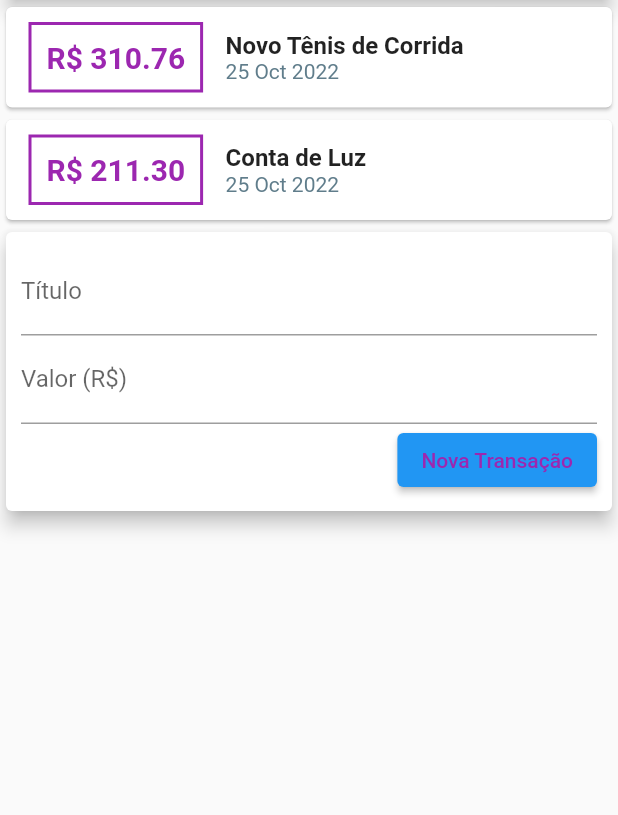
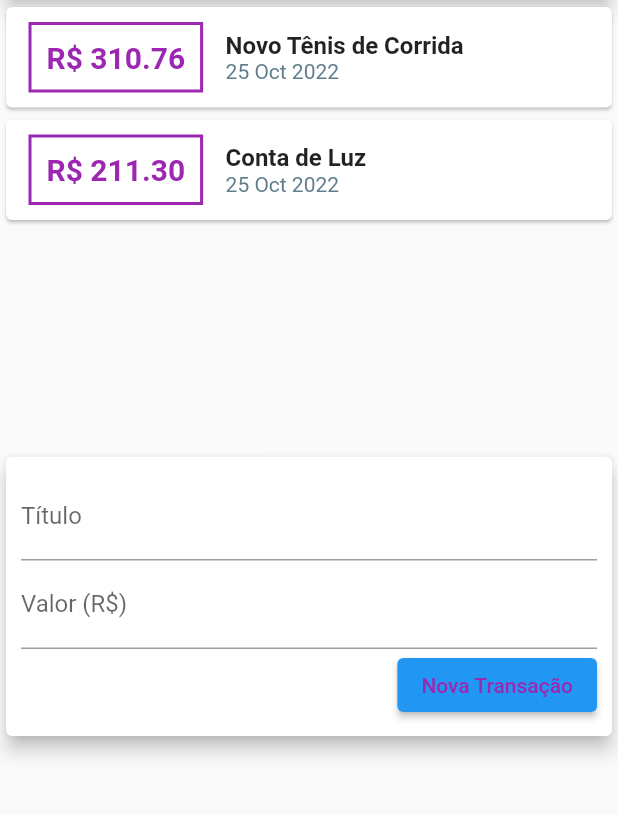
Before and after one commit to michelbaleeiro/expenses, a Flutter app: the screen it shows after launch, on a phone screen of 412 x 824 dp, the part 119-934 px from its top. Run offline on Flutter 3.47's test engine with Material 2 defaults, Android fonts, the phone set to English and light mode, and no system bars.

```diff
--- a/lib/components/transaction_list.dart
+++ b/lib/components/transaction_list.dart
@@ -13,16 +13,17 @@ class TransactionList extends StatelessWidget {
 
   @override
   Widget build(BuildContext context) {
-    return Column(
+    return SizedBox(
+      height: 300,
+      child: SingleChildScrollView(
+        child: Column(
           children: transactions.map((tr) {
             return Card(
               child: Row(
-            children: <Widget>[
-              // ignore: avoid_unnecessary_containers
+                children: [
                   Container(
-                  // ignore: prefer_const_constructors
-                  margin:
-                      const EdgeInsets.symmetric(horizontal: 15, vertical: 10),
+                      margin: const EdgeInsets.symmetric(
+                          horizontal: 15, vertical: 10),
                       decoration: BoxDecoration(
                           border: Border.all(
                         color: Colors.purple,
@@ -55,6 +56,8 @@ class TransactionList extends StatelessWidget {
               ),
             );
           }).toList(),
+        ),
+      ),
     );
   }
 }
--- a/lib/main.dart
+++ b/lib/main.dart
@@ -24,7 +24,8 @@ class MyHomePage extends StatelessWidget {
       appBar: AppBar(
         title: const Text('Despesas Pessoais'),
       ),
-      body: Column(
+      body: SingleChildScrollView(
+        child: Column(
           crossAxisAlignment: CrossAxisAlignment.stretch,
           children: <Widget>[
             // ignore: sized_box_for_whitespace
@@ -39,6 +40,7 @@ class MyHomePage extends StatelessWidget {
             const TransactionUser(),
           ],
         ),
+      ),
     );
   }
 }
```
Lines whose indentation alone changed are shown as unchanged.
